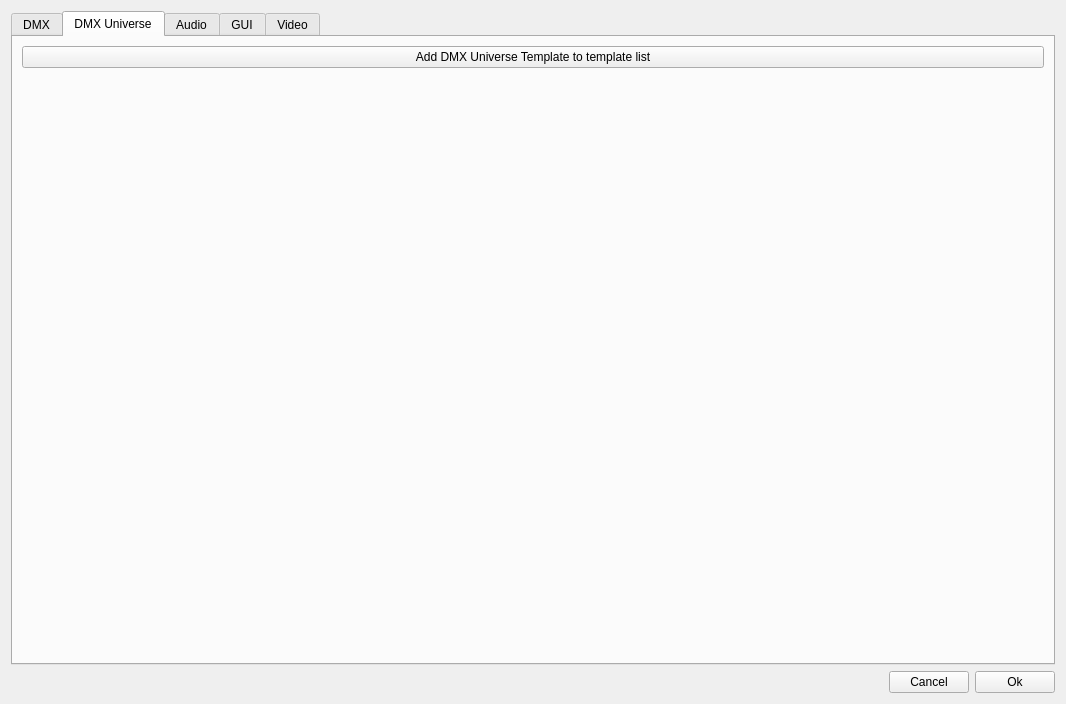
First picture: the form in StageRunner/gui/setupwidget.ui, repository Pit1966/StageRunner, before the edit.
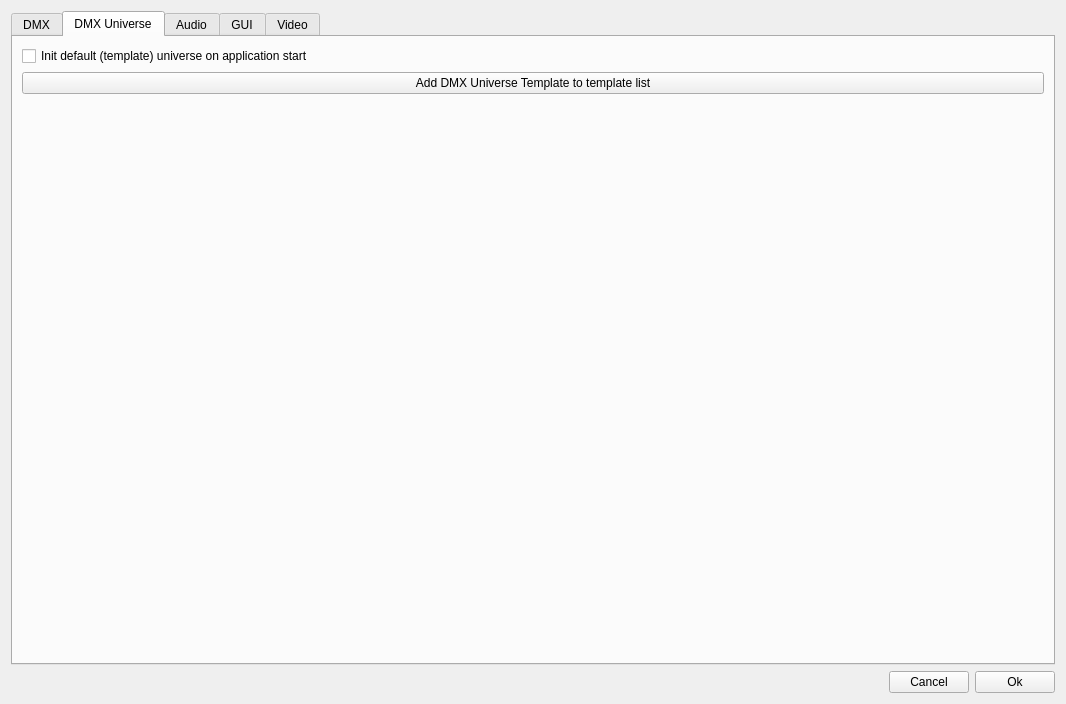
Second picture: the form after the edit. The open tabs and pages were chosen to show the change.

Diff of the .ui file:
```diff
--- a/StageRunner/gui/setupwidget.ui
+++ b/StageRunner/gui/setupwidget.ui
@@ -119,6 +119,20 @@
        <string>DMX Universe</string>
       </attribute>
       <layout class="QVBoxLayout" name="verticalLayout_5">
+       <item>
+        <layout class="QVBoxLayout" name="dmxUniOptLayout">
+         <property name="topMargin">
+          <number>0</number>
+         </property>
+         <item>
+          <widget class="QCheckBox" name="initDefaultUniverseCheck">
+           <property name="text">
+            <string>Init default (template) universe on application start</string>
+           </property>
+          </widget>
+         </item>
+        </layout>
+       </item>
        <item>
         <widget class="QPushButton" name="addDmxUniverseToTemplateButton">
          <property name="text">
```
